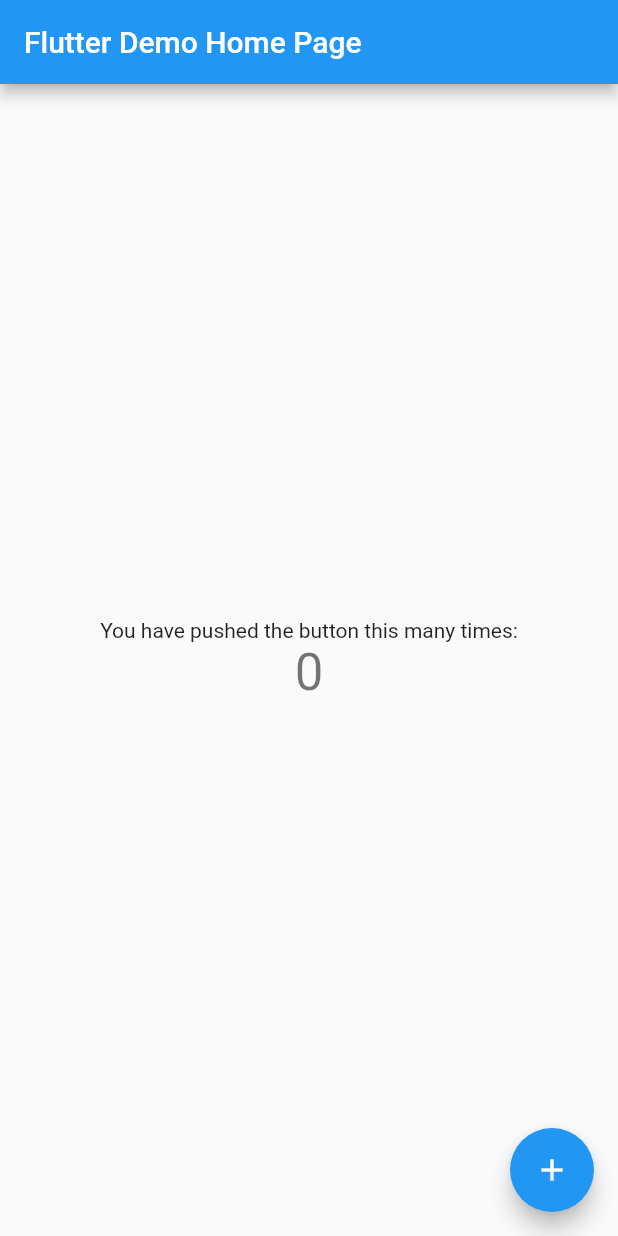
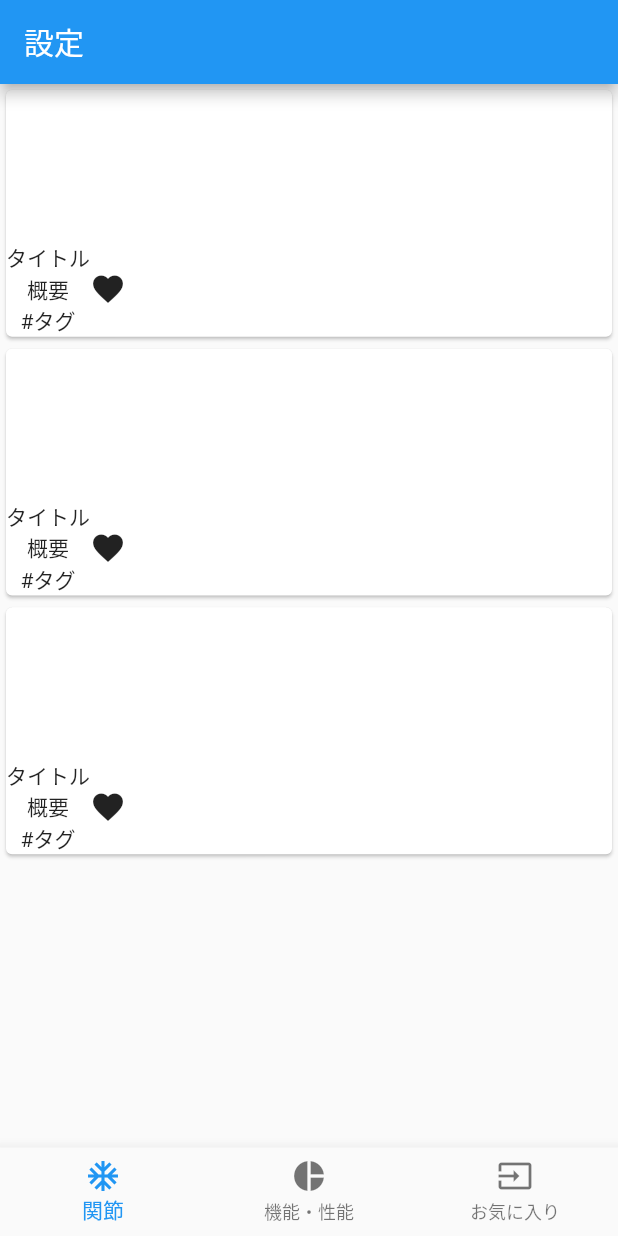
Before and after one commit to taichi1001/RinshoCorrect, a Flutter app: the screen it shows after launch, on a phone screen of 412 x 824 dp. Run offline on Flutter 3.47's test engine with Material 2 defaults, Android fonts, the phone set to English and light mode, and no system bars; our stand-ins replace flutter_screenutil.

Commit message:
画面仮実装

```diff
--- a/lib/main.dart
+++ b/lib/main.dart
@@ -1,117 +1,35 @@
+// import 'package:flutter/foundation.dart';
 import 'package:flutter/material.dart';
+import 'package:flutter/services.dart';
+import 'package:provider/provider.dart';
+import 'package:rinsho_collect/model/bottom_navigation_model.dart';
+import 'package:rinsho_collect/ui/main_bottom_navigation.dart';
 
 void main() {
-  runApp(MyApp());
+  WidgetsFlutterBinding.ensureInitialized();
+  SystemChrome.setPreferredOrientations(
+    [
+      DeviceOrientation.portraitUp,
+    ],
+  );
+  return runApp(
+    const MyApp(),
+  );
 }
 
 class MyApp extends StatelessWidget {
-  // This widget is the root of your application.
+  const MyApp({key}) : super(key: key);
   @override
   Widget build(BuildContext context) {
-    return MaterialApp(
-      title: 'Flutter Demo',
-      theme: ThemeData(
-        // This is the theme of your application.
-        //
-        // Try running your application with "flutter run". You'll see the
-        // application has a blue toolbar. Then, without quitting the app, try
-        // changing the primarySwatch below to Colors.green and then invoke
-        // "hot reload" (press "r" in the console where you ran "flutter run",
-        // or simply save your changes to "hot reload" in a Flutter IDE).
-        // Notice that the counter didn't reset back to zero; the application
-        // is not restarted.
-        primarySwatch: Colors.blue,
-        // This makes the visual density adapt to the platform that you run
-        // the app on. For desktop platforms, the controls will be smaller and
-        // closer together (more dense) than on mobile platforms.
-        visualDensity: VisualDensity.adaptivePlatformDensity,
+    return MultiProvider(
+      providers: [
+        ChangeNotifierProvider<BottomNavigationModel>(
+          create: (context) => BottomNavigationModel(),
+        ),
+      ],
+      child: MaterialApp(
+        home: const MainBottomNavigation(),
       ),
-      home: MyHomePage(title: 'Flutter Demo Home Page'),
     );
   }
 }
-
-class MyHomePage extends StatefulWidget {
-  MyHomePage({Key key, this.title}) : super(key: key);
-
-  // This widget is the home page of your application. It is stateful, meaning
-  // that it has a State object (defined below) that contains fields that affect
-  // how it looks.
-
-  // This class is the configuration for the state. It holds the values (in this
-  // case the title) provided by the parent (in this case the App widget) and
-  // used by the build method of the State. Fields in a Widget subclass are
-  // always marked "final".
-
-  final String title;
-
-  @override
-  _MyHomePageState createState() => _MyHomePageState();
-}
-
-class _MyHomePageState extends State<MyHomePage> {
-  int _counter = 0;
-
-  void _incrementCounter() {
-    setState(() {
-      // This call to setState tells the Flutter framework that something has
-      // changed in this State, which causes it to rerun the build method below
-      // so that the display can reflect the updated values. If we changed
-      // _counter without calling setState(), then the build method would not be
-      // called again, and so nothing would appear to happen.
-      _counter++;
-    });
-  }
-
-  @override
-  Widget build(BuildContext context) {
-    // This method is rerun every time setState is called, for instance as done
-    // by the _incrementCounter method above.
-    //
-    // The Flutter framework has been optimized to make rerunning build methods
-    // fast, so that you can just rebuild anything that needs updating rather
-    // than having to individually change instances of widgets.
-    return Scaffold(
-      appBar: AppBar(
-        // Here we take the value from the MyHomePage object that was created by
-        // the App.build method, and use it to set our appbar title.
-        title: Text(widget.title),
-      ),
-      body: Center(
-        // Center is a layout widget. It takes a single child and positions it
-        // in the middle of the parent.
-        child: Column(
-          // Column is also a layout widget. It takes a list of children and
-          // arranges them vertically. By default, it sizes itself to fit its
-          // children horizontally, and tries to be as tall as its parent.
-          //
-          // Invoke "debug painting" (press "p" in the console, choose the
-          // "Toggle Debug Paint" action from the Flutter Inspector in Android
-          // Studio, or the "Toggle Debug Paint" command in Visual Studio Code)
-          // to see the wireframe for each widget.
-          //
-          // Column has various properties to control how it sizes itself and
-          // how it positions its children. Here we use mainAxisAlignment to
-          // center the children vertically; the main axis here is the vertical
-          // axis because Columns are vertical (the cross axis would be
-          // horizontal).
-          mainAxisAlignment: MainAxisAlignment.center,
-          children: <Widget>[
-            Text(
-              'You have pushed the button this many times:',
-            ),
-            Text(
-              '$_counter',
-              style: Theme.of(context).textTheme.headline4,
-            ),
-          ],
-        ),
-      ),
-      floatingActionButton: FloatingActionButton(
-        onPressed: _incrementCounter,
-        tooltip: 'Increment',
-        child: Icon(Icons.add),
-      ), // This trailing comma makes auto-formatting nicer for build methods.
-    );
-  }
-}
--- /dev/null
+++ b/lib/model/bottom_navigation_model.dart
@@ -0,0 +1,21 @@
+import 'package:flutter/material.dart';
+import 'package:rinsho_collect/ui/joint_screen.dart';
+import 'package:rinsho_collect/ui/functions_and_performance_screen.dart';
+import 'package:rinsho_collect/ui/favorite_screen.dart';
+
+class BottomNavigationModel with ChangeNotifier {
+  final List<Widget> options = [
+    const JointScreen(),
+    const FunctionsAndPerformanceScreen(),
+    const FavoriteScreen(),
+  ];
+
+  int selectedIndex = 0;
+
+  void change(int index) {
+    selectedIndex = index;
+    notifyListeners();
+  }
+
+  Widget getSelectedScreen() => options[selectedIndex];
+}
--- /dev/null
+++ b/lib/ui/favorite_screen.dart
@@ -0,0 +1,16 @@
+import 'package:flutter/material.dart';
+
+class FavoriteScreen extends StatelessWidget {
+  const FavoriteScreen({Key key}) : super(key: key);
+  @override
+  Widget build(BuildContext context) {
+    return Scaffold(
+      appBar: AppBar(
+        title: const Text('お気に入り'),
+      ),
+      body: const Center(
+        child: Text('お気に入り'),
+      ),
+    );
+  }
+}
--- /dev/null
+++ b/lib/ui/functions_and_performance_screen.dart
@@ -0,0 +1,16 @@
+import 'package:flutter/material.dart';
+
+class FunctionsAndPerformanceScreen extends StatelessWidget {
+  const FunctionsAndPerformanceScreen({Key key}) : super(key: key);
+  @override
+  Widget build(BuildContext context) {
+    return Scaffold(
+      appBar: AppBar(
+        title: const Text('機能・性能'),
+      ),
+      body: const Center(
+        child: Text('機能・性能'),
+      ),
+    );
+  }
+}
--- /dev/null
+++ b/lib/ui/joint_screen.dart
@@ -0,0 +1,56 @@
+import 'package:flutter/material.dart';
+import 'package:flutter_screenutil/flutter_screenutil.dart';
+
+class JointScreen extends StatelessWidget {
+  const JointScreen({Key key}) : super(key: key);
+  @override
+  Widget build(BuildContext context) {
+    return Scaffold(
+      appBar: AppBar(
+        title: const Text('設定'),
+      ),
+      body: ListView.builder(
+        itemCount: 3,
+        itemBuilder: (BuildContext context, int index) => ArticleListCard(),
+      ),
+    );
+  }
+}
+
+class ArticleListCard extends StatelessWidget {
+  const ArticleListCard({
+    Key key,
+  }) : super(key: key);
+
+  @override
+  Widget build(BuildContext context) {
+    return GestureDetector(
+      onTap: () {},
+      child: Card(
+        color: Theme.of(context).cardColor,
+        child: Column(
+          children: [
+            Container(
+              width: 200.w,
+              height: 100.h,
+            ),
+            Row(
+              children: [
+                Column(
+                  children: [
+                    Text('タイトル'),
+                    Text('概要'),
+                    Text('#タグ'),
+                  ],
+                ),
+                Icon(
+                  Icons.favorite,
+                ),
+              ],
+            )
+          ],
+        ),
+      ),
+    );
+  }
+}
--- /dev/null
+++ b/lib/ui/main_bottom_navigation.dart
@@ -0,0 +1,43 @@
+import 'package:flutter/material.dart';
+import 'package:flutter_screenutil/flutter_screenutil.dart';
+import 'package:provider/provider.dart';
+import 'package:rinsho_collect/model/bottom_navigation_model.dart';
+
+class MainBottomNavigation extends StatelessWidget {
+  const MainBottomNavigation({key}) : super(key: key);
+  @override
+  Widget build(BuildContext context) {
+    final bottomNavigationModel = Provider.of<BottomNavigationModel>(context, listen: true);
+    ScreenUtil.init(
+      context,
+      designSize: const Size(375, 812), // iPhoneXsのサイズを基準に設定
+    );
+    return Scaffold(
+      body: Center(
+        child: bottomNavigationModel.getSelectedScreen(),
+      ),
+      bottomNavigationBar: BottomNavigationBar(
+        items: <BottomNavigationBarItem>[
+          BottomNavigationBarItem(
+            icon: const Icon(Icons.ac_unit),
+            title: Text('関節'),
+          ),
+          BottomNavigationBarItem(
+            icon: const Icon(Icons.pie_chart),
+            title: Text('機能・性能'),
+          ),
+          BottomNavigationBarItem(
+            icon: const Icon(Icons.input),
+            title: Text('お気に入り'),
+          ),
+        ],
+        type: BottomNavigationBarType.fixed,
+        currentIndex: bottomNavigationModel.selectedIndex,
+        selectedItemColor: Theme.of(context).accentColor,
+        onTap: (index) {
+          bottomNavigationModel.change(index);
+        },
+      ),
+    );
+  }
+}
```
Also changed, not shown: pubspec.yaml (+8 -1 lines), 1 other file.
